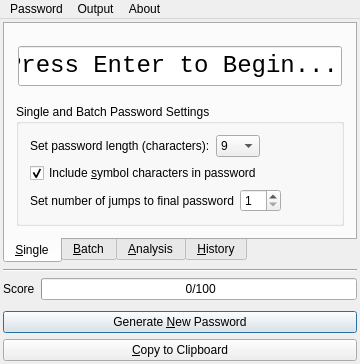
pwizard2/randompass, file ui/mainwindow.ui: the form before one commit.
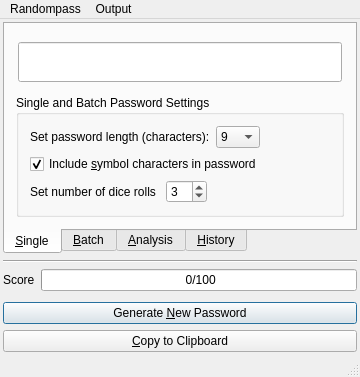
The form after the commit. Icons and pictures are not drawn.

Commit message: fixed segfault when generating new passwords

The edit to the form file:
```diff
--- a/ui/mainwindow.ui
+++ b/ui/mainwindow.ui
@@ -7,7 +7,7 @@
     <x>0</x>
     <y>0</y>
     <width>360</width>
-    <height>364</height>
+    <height>377</height>
    </rect>
   </property>
   <property name="minimumSize">
@@ -117,7 +117,7 @@
              </font>
             </property>
             <property name="text">
-             <string>Press Enter to Begin...</string>
+             <string/>
             </property>
             <property name="readOnly">
              <bool>true</bool>
@@ -283,7 +283,7 @@
              <item>
               <widget class="QLabel" name="label_3">
                <property name="text">
-                <string>Set number of jumps to final password</string>
+                <string>Set number of dice rolls </string>
                </property>
               </widget>
              </item>
@@ -298,6 +298,9 @@
                <property name="minimum">
                 <number>1</number>
                </property>
+               <property name="value">
+                <number>3</number>
+               </property>
               </widget>
              </item>
              <item>
@@ -533,7 +536,7 @@
    </property>
    <widget class="QMenu" name="menuPassword">
     <property name="title">
-     <string>Password</string>
+     <string>Randompass</string>
     </property>
     <addaction name="actionNew_Password"/>
     <addaction name="separator"/>
@@ -545,16 +548,12 @@
     </property>
     <addaction name="actionClear_Analysis"/>
     <addaction name="actionClear_History"/>
-   </widget>
-   <widget class="QMenu" name="menuAbout">
-    <property name="title">
-     <string>About</string>
-    </property>
+    <addaction name="actionSave_History_List"/>
    </widget>
    <addaction name="menuPassword"/>
    <addaction name="menuOutput"/>
-   <addaction name="menuAbout"/>
   </widget>
+  <widget class="QStatusBar" name="statusBar"/>
   <action name="actionNew_Password">
    <property name="text">
     <string>New Password</string>
```
Left out of the diff: 20 changed lines with no effect on the pictures. The commit also changes 2 other files.
